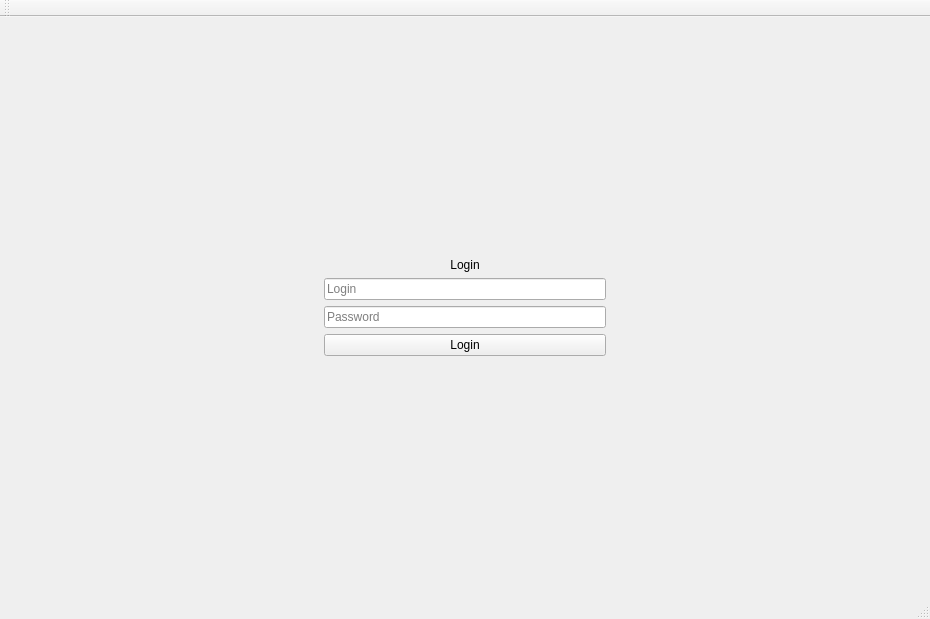
First picture: the form in client/OpenScheduler.ui, repository kbrddestroyer/OpenScheduler, before the edit.
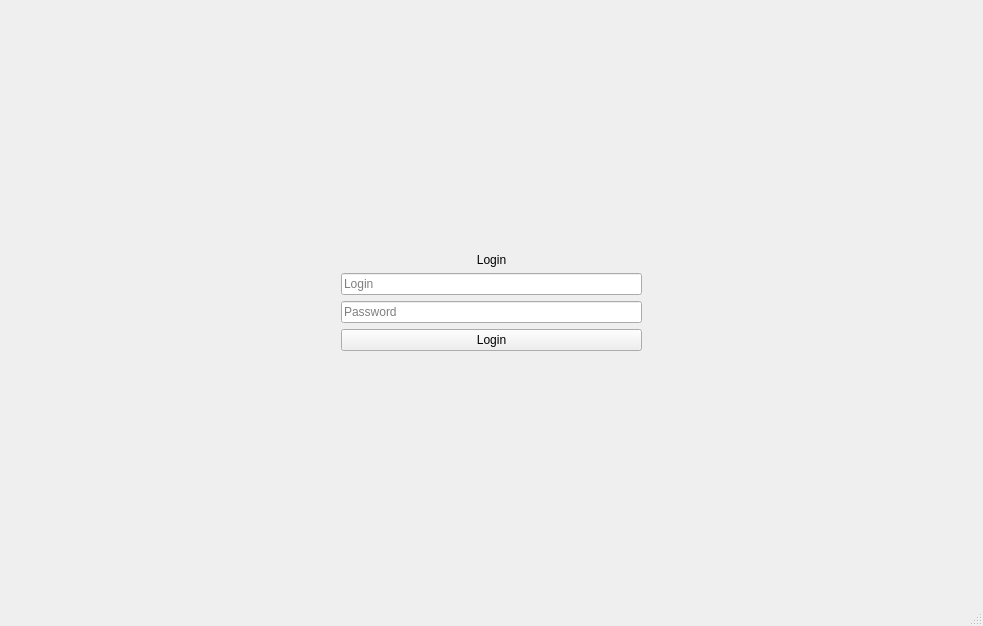
Second picture: the form after the edit.

Commit message: Slightly changed UI layout

The edit to the form file:
```diff
--- a/client/OpenScheduler.ui
+++ b/client/OpenScheduler.ui
@@ -6,8 +6,8 @@
    <rect>
     <x>0</x>
     <y>0</y>
-    <width>930</width>
-    <height>619</height>
+    <width>983</width>
+    <height>626</height>
    </rect>
   </property>
   <property name="windowTitle">
@@ -19,6 +19,9 @@
      <layout class="QHBoxLayout" name="horizontalLayout">
       <item>
        <layout class="QVBoxLayout" name="verticalLayout">
+        <property name="sizeConstraint">
+         <enum>QLayout::SizeConstraint::SetMinimumSize</enum>
+        </property>
         <property name="leftMargin">
          <number>10</number>
         </property>
@@ -133,14 +136,6 @@
     </rect>
    </property>
   </widget>
-  <widget class="QToolBar" name="mainToolBar">
-   <attribute name="toolBarArea">
-    <enum>TopToolBarArea</enum>
-   </attribute>
-   <attribute name="toolBarBreak">
-    <bool>false</bool>
-   </attribute>
-  </widget>
   <widget class="QStatusBar" name="statusBar"/>
  </widget>
  <layoutdefault spacing="6" margin="11"/>
```
Left out of the diff: 2 changed lines with no effect on the pictures.
